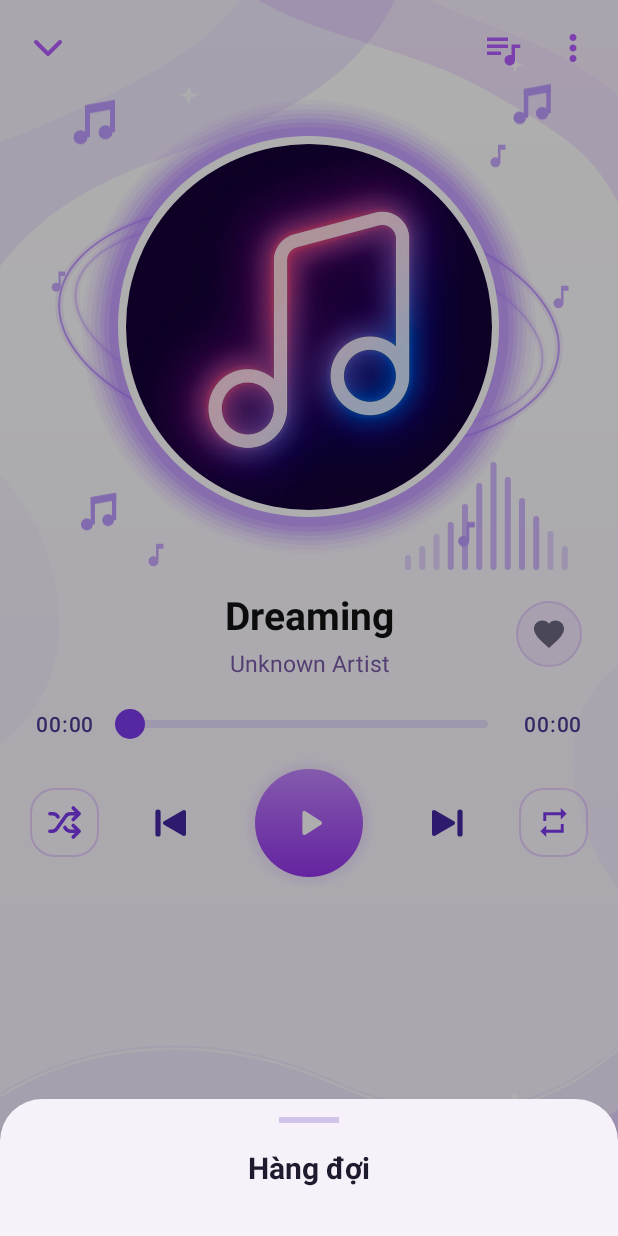
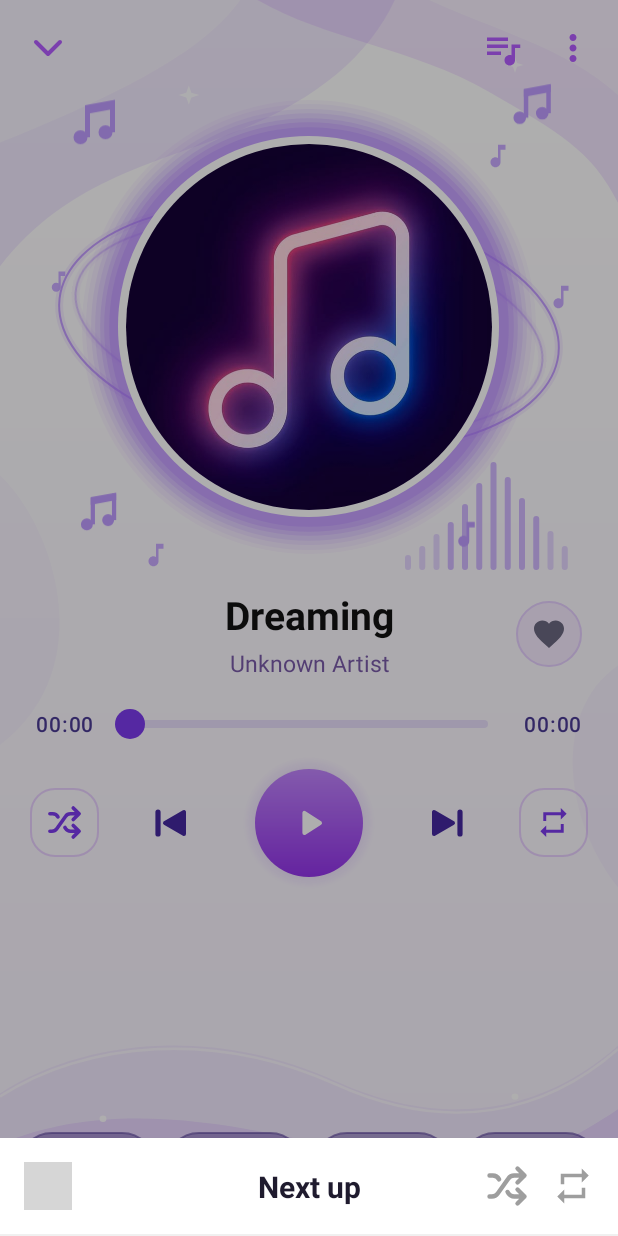
Before and after one commit to LocModify/localmusic, an Android app: the fragment QueueBottomSheet placed in its activity, on a phone screen of 412 x 824 dp. Run offline under Robolectric (Android 15) with nearby library versions, the phone set to English and light mode, and no system bars; 6 statements that could not run were skipped; grey boxes are pictures that could not be loaded.

Commit message:
Update bottom_sheet_queue.xml

```diff
--- a/app/src/main/res/layout/bottom_sheet_queue.xml
+++ b/app/src/main/res/layout/bottom_sheet_queue.xml
@@ -3,38 +3,72 @@
     xmlns:app="http://schemas.android.com/apk/res-auto"
     android:layout_width="match_parent"
     android:layout_height="match_parent"
-    android:background="@android:color/transparent">
+    android:background="#FFFFFF">
 
-    <View
-        android:id="@+id/dragHandle"
-        android:layout_width="40dp"
-        android:layout_height="4dp"
-        android:layout_marginTop="12dp"
-        android:background="#D1C4E9"
-        app:layout_constraintEnd_toEndOf="parent"
+    <!-- Thanh Header -->
+    <ImageView
+        android:id="@+id/btnCloseQueue"
+        android:layout_width="32dp"
+        android:layout_height="32dp"
+        android:layout_margin="16dp"
+        android:background="?attr/selectableItemBackgroundBorderless"
+        android:src="@drawable/ic_close"
         app:layout_constraintStart_toStartOf="parent"
-        app:layout_constraintTop_toTopOf="parent" />
+        app:layout_constraintTop_toTopOf="parent"
+        app:tint="#1F1B2E" />
 
     <TextView
         android:id="@+id/tvQueueTitle"
         android:layout_width="wrap_content"
         android:layout_height="wrap_content"
-        android:layout_marginTop="16dp"
-        android:text="Hàng đợi"
+        android:text="Next up"
         android:textColor="#1F1B2E"
         android:textSize="20sp"
         android:textStyle="bold"
+        app:layout_constraintBottom_toBottomOf="@+id/btnCloseQueue"
         app:layout_constraintEnd_toEndOf="parent"
         app:layout_constraintStart_toStartOf="parent"
-        app:layout_constraintTop_toBottomOf="@id/dragHandle" />
+        app:layout_constraintTop_toTopOf="@+id/btnCloseQueue" />
+
+    <ImageView
+        android:id="@+id/btnQueueShuffle"
+        android:layout_width="28dp"
+        android:layout_height="28dp"
+        android:layout_marginEnd="16dp"
+        android:background="?attr/selectableItemBackgroundBorderless"
+        android:src="@drawable/ic_shuffle"
+        app:layout_constraintBottom_toBottomOf="@+id/btnCloseQueue"
+        app:layout_constraintEnd_toStartOf="@+id/btnQueueRepeat"
+        app:layout_constraintTop_toTopOf="@+id/btnCloseQueue"
+        app:tint="#9E9E9E" />
+
+    <ImageView
+        android:id="@+id/btnQueueRepeat"
+        android:layout_width="28dp"
+        android:layout_height="28dp"
+        android:layout_marginEnd="16dp"
+        android:background="?attr/selectableItemBackgroundBorderless"
+        android:src="@drawable/ic_repeat"
+        app:layout_constraintBottom_toBottomOf="@+id/btnCloseQueue"
+        app:layout_constraintEnd_toEndOf="parent"
+        app:layout_constraintTop_toTopOf="@+id/btnCloseQueue"
+        app:tint="#9E9E9E" />
+
+    <View
+        android:id="@+id/divider"
+        android:layout_width="match_parent"
+        android:layout_height="1dp"
+        android:layout_marginTop="16dp"
+        android:background="#F0F0F0"
+        app:layout_constraintTop_toBottomOf="@+id/btnCloseQueue" />
 
     <androidx.recyclerview.widget.RecyclerView
         android:id="@+id/rvQueue"
         android:layout_width="match_parent"
         android:layout_height="0dp"
-        android:layout_marginTop="16dp"
-        android:layout_marginBottom="16dp"
+        android:clipToPadding="false"
+        android:paddingBottom="24dp"
         app:layout_constraintBottom_toBottomOf="parent"
-        app:layout_constraintTop_toBottomOf="@id/tvQueueTitle" />
+        app:layout_constraintTop_toBottomOf="@+id/divider" />
 
 </androidx.constraintlayout.widget.ConstraintLayout>
```
